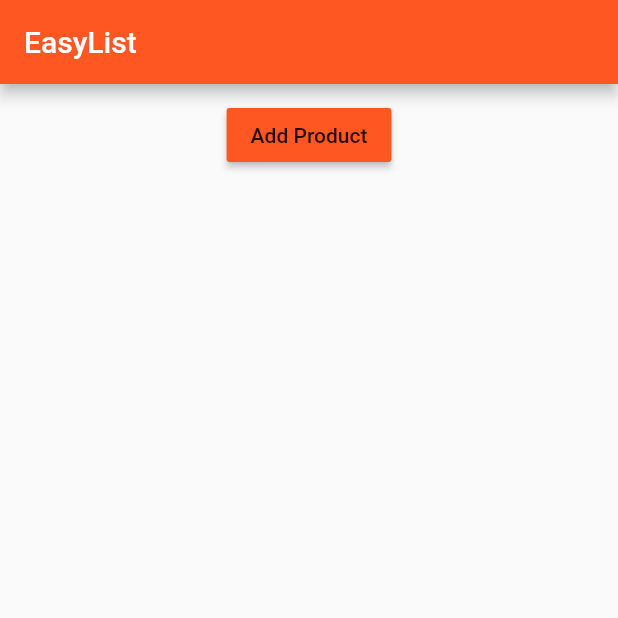
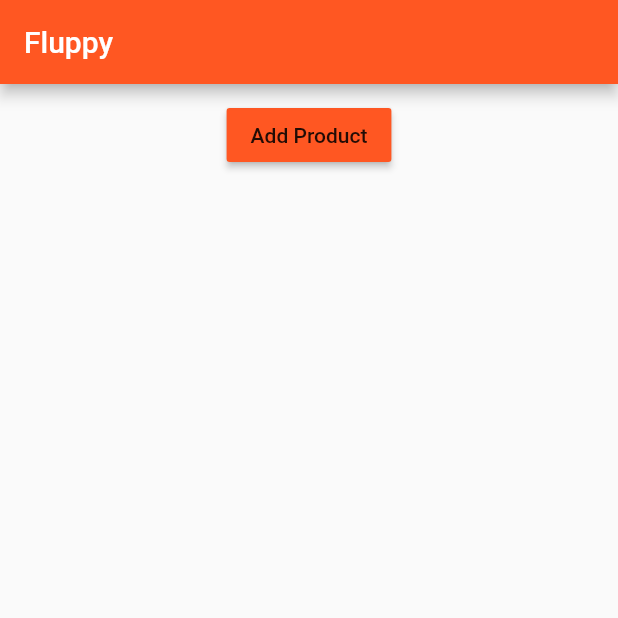
Before and after one commit to aribambang/fluffy, a Flutter app: the screen it shows after launch, on a phone screen of 412 x 824 dp, the top half of it. Run offline on Flutter 3.47's test engine with Material 2 defaults, Android fonts, the phone set to English and light mode, and no system bars.

```diff
--- a/lib/main.dart
+++ b/lib/main.dart
@@ -1,7 +1,7 @@
 import 'package:flutter/material.dart';
 // import 'package:flutter/rendering.dart';
 
-import './product_manager.dart';
+import './pages/home.dart';
 
 void main() {
   // debugPaintSizeEnabled = true;
@@ -19,12 +19,7 @@ class MyApp extends StatelessWidget {
           brightness: Brightness.light,
           primarySwatch: Colors.deepOrange,
           accentColor: Colors.deepPurple),
-      home: Scaffold(
-        appBar: AppBar(
-          title: Text('EasyList'),
-        ),
-        body: ProductManager(),
-      ),
+      home: HomePage()
     );
   }
 }
--- /dev/null
+++ b/lib/pages/home.dart
@@ -0,0 +1,16 @@
+import 'package:flutter/material.dart';
+
+import '../product_manager.dart';
+
+class HomePage extends StatelessWidget {
+  @override
+  Widget build(BuildContext context) {
+    // TODO: implement build
+    return Scaffold(
+      appBar: AppBar(
+        title: Text('Fluppy'),
+      ),
+      body: ProductManager(),
+    );
+  }
+}
--- a/lib/product_control.dart
+++ b/lib/product_control.dart
@@ -10,7 +10,7 @@ class ProductControl extends StatelessWidget {
     return RaisedButton(
       color: Theme.of(context).primaryColor,
       onPressed: () {
-              addProduct('Sweets');
+        addProduct({'title': 'Chocolate', 'image': 'assets/food.jpg'});
       },
       child: Text('Add Product'),
     );
--- a/lib/product_manager.dart
+++ b/lib/product_manager.dart
@@ -4,7 +4,7 @@ import './products.dart';
 import './product_control.dart';
 
 class ProductManager extends StatefulWidget {
-  final String startingProduct;
+  final Map<String, String> startingProduct;
 
   ProductManager({this.startingProduct}) {
     print('[ProductManager Widget] Constructor');
@@ -18,7 +18,7 @@ class ProductManager extends StatefulWidget {
 }
 
 class _ProductManagerState extends State<ProductManager> {
-  List<String> _products = [];
+  List<Map<String, String>> _products = [];
 
   @override
   void initState() {
@@ -35,7 +35,7 @@ class _ProductManagerState extends State<ProductManager> {
     super.didUpdateWidget(oldWidget);
   }
 
-  void _addProduct(String product) {
+  void _addProduct(Map<String, String> product) {
     setState(() {
       _products.add(product);
     });
```
Also changed, not shown: lib/pages/product.dart (added, +36 -0 lines), lib/products.dart (+20 -3 lines). Lines whose indentation alone changed are shown as unchanged.
